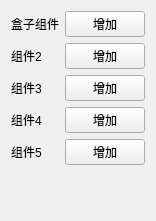
This is Engine/LkEngineEditor/CustomToolBox/ComponentFrom.ui in lvke-neu/DXWithQT as Qt 5 draws it before an edit. The edited form follows.
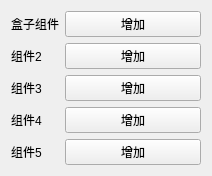
This is the edited form.

What changed in the file:
```diff
--- a/Engine/LkEngineEditor/CustomToolBox/ComponentFrom.ui
+++ b/Engine/LkEngineEditor/CustomToolBox/ComponentFrom.ui
@@ -6,8 +6,8 @@
    <rect>
     <x>0</x>
     <y>0</y>
-    <width>149</width>
-    <height>221</height>
+    <width>212</width>
+    <height>166</height>
    </rect>
   </property>
   <property name="windowTitle">
```
Left out of the diff: 56 changed lines with no effect on the pictures.
